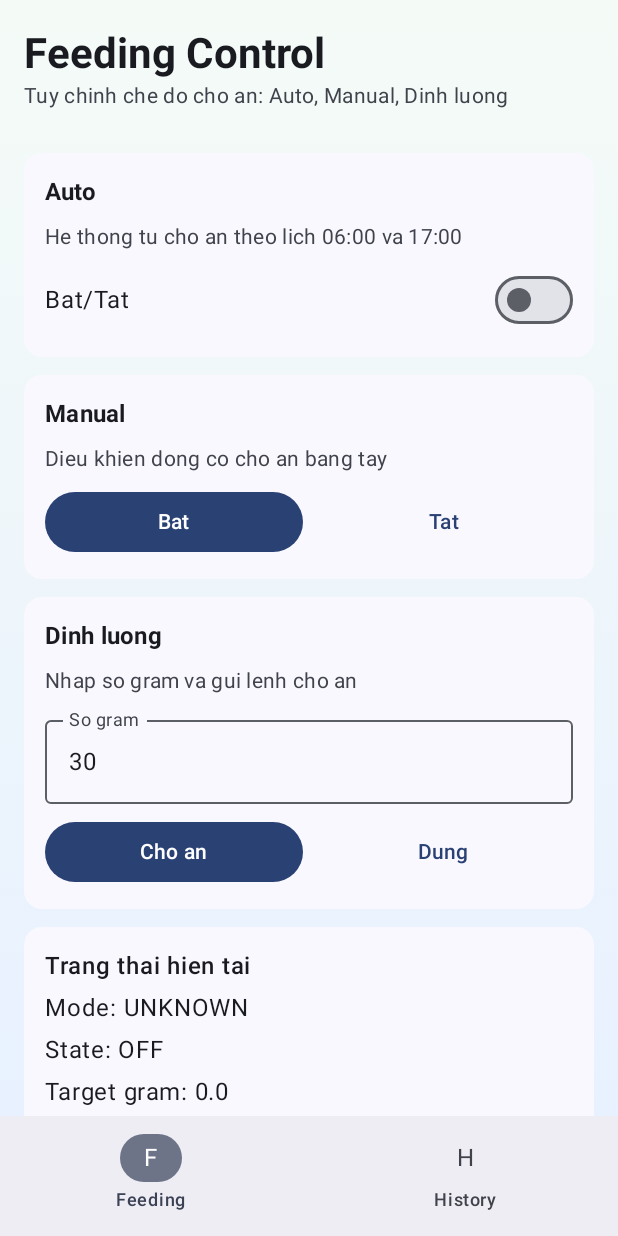
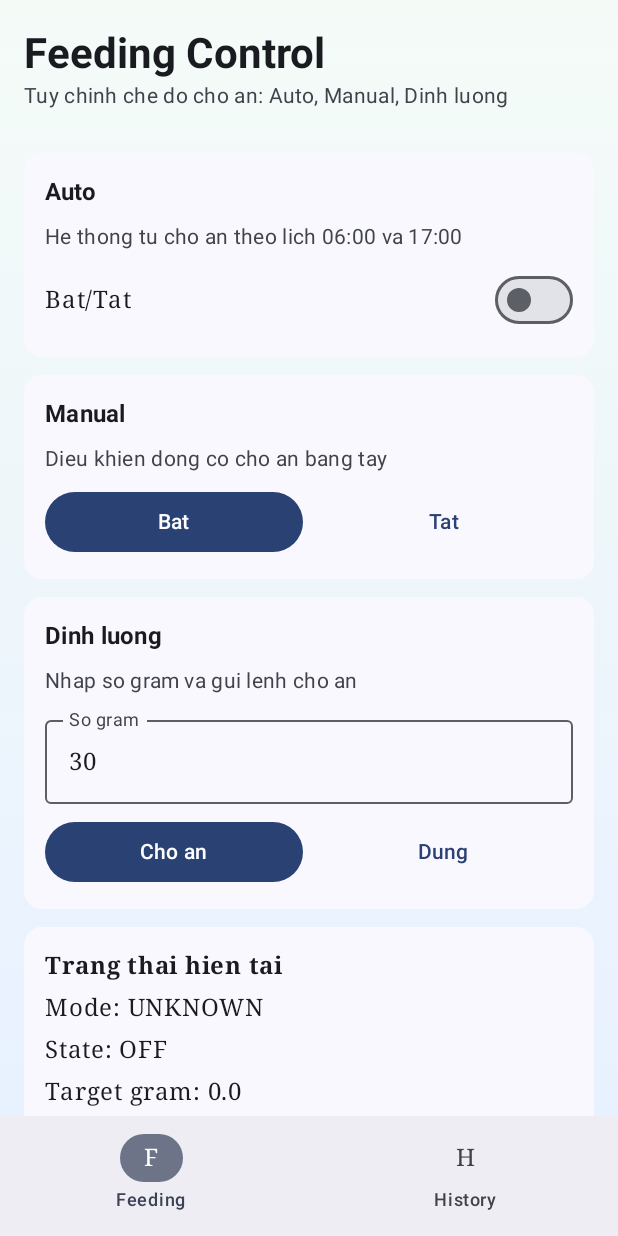
Before and after one commit to dinlurceis/fish-care, an Android app built with Jetpack Compose: the screen it shows after launch (MainActivity), on a phone screen of 412 x 824 dp. Run offline under Robolectric (Android 15) with nearby library versions, the light colour scheme and no system bars; our stand-ins replace Firebase (no records; nobody signed in at launch, a user with empty details on screens opened directly).

Commit message:
Dieu chinh typography de de doc hon

```diff
--- a/android-app/app/src/main/java/com/htn/fishcare/ui/theme/Type.kt
+++ b/android-app/app/src/main/java/com/htn/fishcare/ui/theme/Type.kt
@@ -9,7 +9,7 @@ import androidx.compose.ui.unit.sp
 // Set of Material typography styles to start with
 val Typography = Typography(
     bodyLarge = TextStyle(
-        fontFamily = FontFamily.Default,
+        fontFamily = FontFamily.Serif,
         fontWeight = FontWeight.Normal,
         fontSize = 16.sp,
         lineHeight = 24.sp,
```
